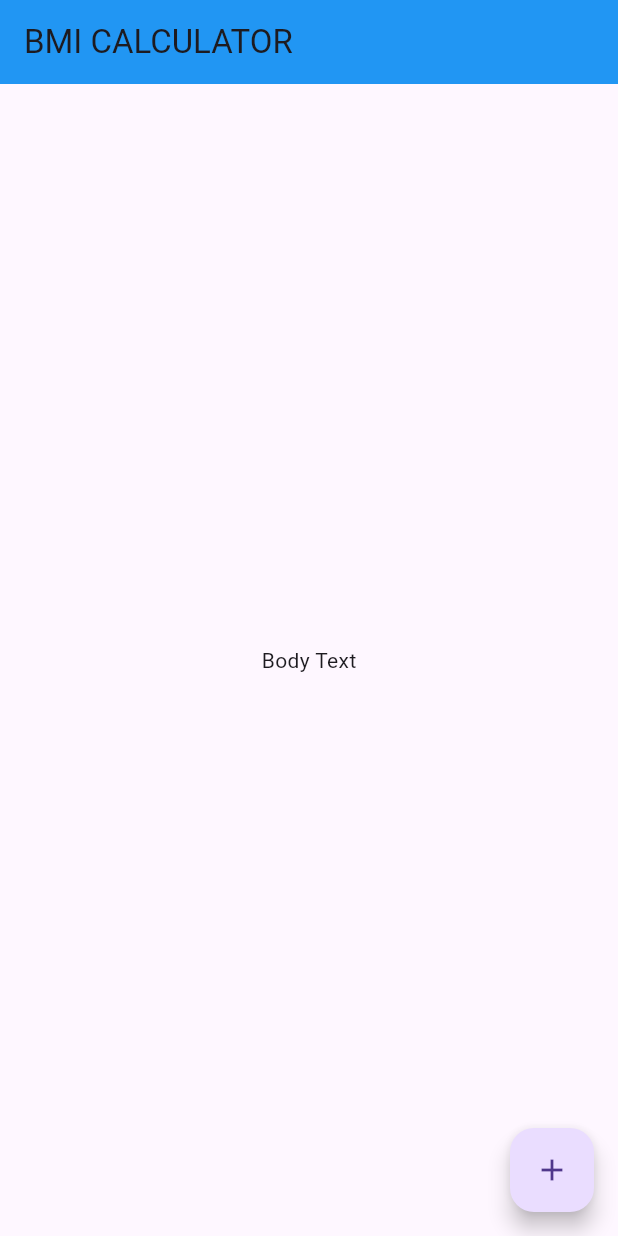
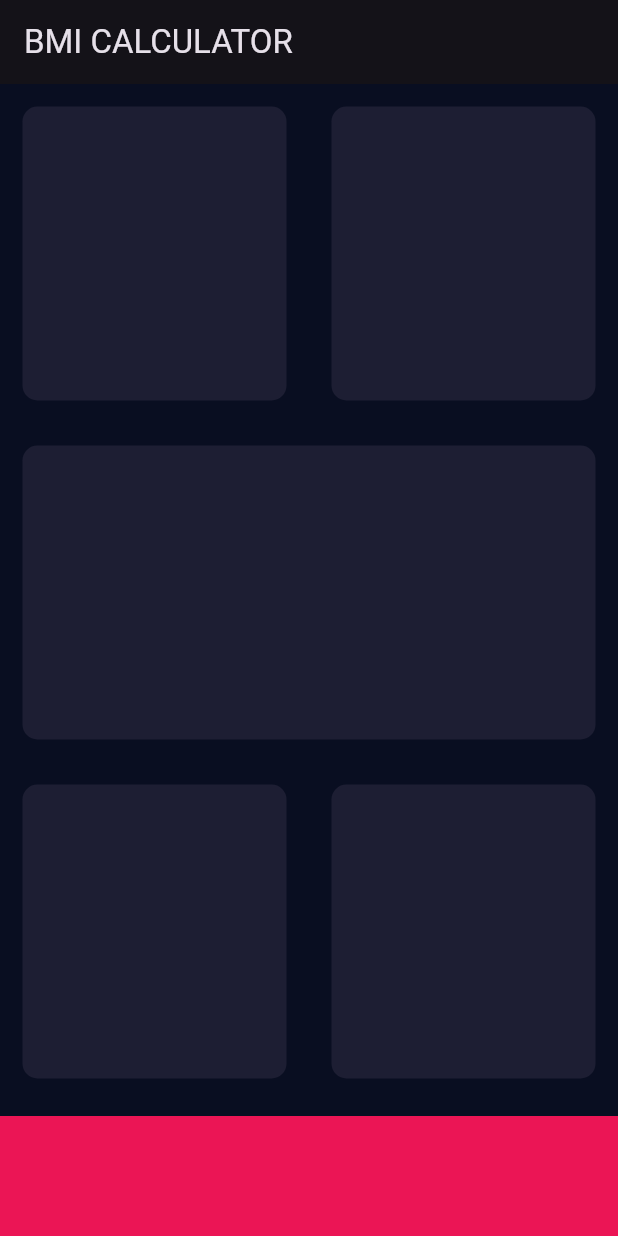
Before and after one commit to fentahunM/bmi_calculator, a Flutter app: the screen it shows after launch, on a phone screen of 412 x 824 dp. Run offline on Flutter 3.47's test engine with Material 3 defaults, Android fonts, the phone set to English and light mode, and no system bars.

Commit message:
design the layout

```diff
--- /dev/null
+++ b/lib/input_page.dart
@@ -0,0 +1,75 @@
+import 'package:flutter/material.dart';
+
+const bottomContainerHeight = 80.0;
+const activeCardColor = Color(0xFF1D1E33);
+const bottomContainerColor = Color(0xFFEB1555);
+
+class InputPage extends StatefulWidget {
+  const InputPage({super.key});
+
+  @override
+  State<InputPage> createState() => _InputPageState();
+}
+
+class _InputPageState extends State<InputPage> {
+  @override
+  Widget build(BuildContext context) {
+    return Scaffold(
+      appBar: AppBar(
+        title: const Text('BMI CALCULATOR'),
+      ),
+      body: Column(
+        children: [
+          const Expanded(
+            child: Row(
+              children: [
+                Expanded(
+                  child: ReusableCard(colour: activeCardColor),
+                ),
+                Expanded(
+                  child: ReusableCard(colour: activeCardColor),
+                ),
+              ],
+            ),
+          ),
+          const Expanded(
+            child: ReusableCard(colour: activeCardColor),
+          ),
+          const Expanded(
+            child: Row(
+              children: [
+                Expanded(
+                  child: ReusableCard(colour: activeCardColor),
+                ),
+                Expanded(
+                  child: ReusableCard(colour: activeCardColor),
+                ),
+              ],
+            ),
+          ),
+          Container(
+            color: bottomContainerColor,
+            margin: const EdgeInsets.only(top: 10),
+            height: bottomContainerHeight,
+          )
+        ],
+      ),
+    );
+  }
+}
+
+class ReusableCard extends StatelessWidget {
+  const ReusableCard({required this.colour, super.key});
+  final Color colour;
+
+  @override
+  Widget build(BuildContext context) {
+    return Container(
+      margin: const EdgeInsets.all(15),
+      decoration: BoxDecoration(
+        color: colour,
+        borderRadius: BorderRadius.circular(10),
+      ),
+    );
+  }
+}
--- a/lib/main.dart
+++ b/lib/main.dart
@@ -1,4 +1,5 @@
 import 'package:flutter/material.dart';
+import 'input_page.dart';
 
 void main() {
   runApp(const BMICalculator());
@@ -9,34 +10,13 @@ class BMICalculator extends StatelessWidget {
 
   @override
   Widget build(BuildContext context) {
-    return const MaterialApp(
+    return MaterialApp(
+      theme: ThemeData.dark().copyWith(
+        primaryColor: const Color(0XFF090E21),
+        scaffoldBackgroundColor: const Color(0XFF090E21),
+      ),
       debugShowCheckedModeBanner: false,
-      home: InputPage(),
+      home: const InputPage(),
     );
   }
 }
-
-class InputPage extends StatefulWidget {
-  const InputPage({super.key});
-
-  @override
-  State<InputPage> createState() => _InputPageState();
-}
-
-class _InputPageState extends State<InputPage> {
-  @override
-  Widget build(BuildContext context) {
-    return Scaffold(
-        appBar: AppBar(
-          title: const Text('BMI CALCULATOR'),
-          backgroundColor: Colors.blue,
-        ),
-        body: const Center(
-          child: Text('Body Text'),
-        ),
-        floatingActionButton: FloatingActionButton(
-          onPressed: () {},
-          child: const Icon(Icons.add),
-        ));
-  }
-}
```
Also changed, not shown: lib/floating_action_button.dart (added, +13 -0 lines).
